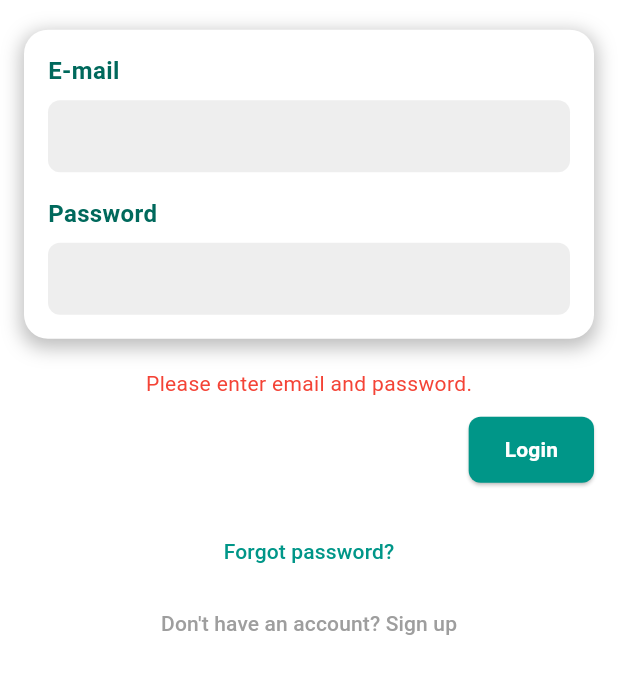
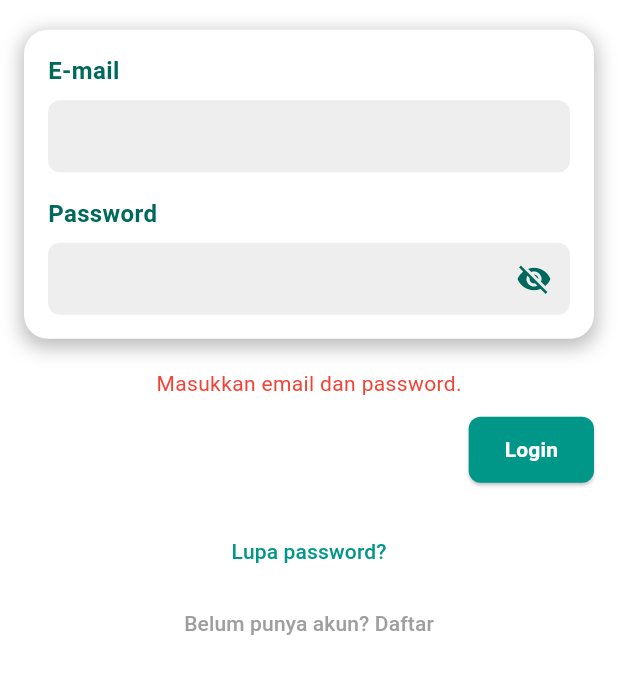
Before and after one commit to FaisalRidho12/apps_mobile, a Flutter app: the screen it shows after launch, after a tap on "Login", on a phone screen of 412 x 824 dp, the part 448-1142 px from its top. Run offline on Flutter 3.47's test engine with Material 3 defaults, Android fonts, the phone set to English and light mode, and no system bars; our stand-ins replace cloud_firestore, firebase_auth, firebase_core, flutter_svg, google_fonts, simple_shadow; missing offline and left inert: flutter_kucingpeduli; accounts and stored records are empty.

Commit message:
login new
ini wes bisa lihat sama ga lihat pw nya xixixiixi

```diff
--- a/lib/pages/login.dart
+++ b/lib/pages/login.dart
@@ -1,7 +1,6 @@
 import 'package:flutter/material.dart';
 import 'package:firebase_auth/firebase_auth.dart';
 import 'signup.dart';
-// Import home.dart (atau sesuai dengan file home screen Anda)
 import 'package:cat_care/beranda/home.dart';
 
 class LoginScreen extends StatefulWidget {
@@ -14,19 +13,20 @@ class _LoginScreenState extends State<LoginScreen> {
   final TextEditingController _emailController = TextEditingController();
   final TextEditingController _passwordController = TextEditingController();
   String? errorMessage;
-  bool _isLoading = false; // Untuk menampilkan indikator muat
+  bool _isLoading = false;
+  bool _obscureText = true;
 
   Future<void> _login() async {
     if (_emailController.text.isEmpty || _passwordController.text.isEmpty) {
       setState(() {
-        errorMessage = "Please enter email and password.";
+        errorMessage = "Masukkan email dan password.";
       });
       return;
     }
 
     setState(() {
-      _isLoading = true; // Menampilkan indikator muat
-      errorMessage = null; // Reset error message
+      _isLoading = true;
+      errorMessage = null;
     });
 
     try {
@@ -36,7 +36,7 @@ class _LoginScreenState extends State<LoginScreen> {
       );
       Navigator.pushReplacement(
         context,
-        MaterialPageRoute(builder: (context) => HomeScreen()), // Ganti dengan HomeScreen Anda
+        MaterialPageRoute(builder: (context) => HomeScreen()),
       );
     } catch (e) {
       setState(() {
@@ -44,7 +44,7 @@ class _LoginScreenState extends State<LoginScreen> {
       });
     } finally {
       setState(() {
-        _isLoading = false; // Menghilangkan indikator muat
+        _isLoading = false;
       });
     }
   }
@@ -52,7 +52,7 @@ class _LoginScreenState extends State<LoginScreen> {
   Future<void> _resetPassword() async {
     if (_emailController.text.isEmpty) {
       setState(() {
-        errorMessage = "Please enter your email to reset password.";
+        errorMessage = "Masukkan email untuk reset password.";
       });
       return;
     }
@@ -60,7 +60,7 @@ class _LoginScreenState extends State<LoginScreen> {
     try {
       await _auth.sendPasswordResetEmail(email: _emailController.text);
       setState(() {
-        errorMessage = "Password reset email sent!";
+        errorMessage = "Email reset password telah dikirim!";
       });
     } catch (e) {
       setState(() {
@@ -90,7 +90,7 @@ class _LoginScreenState extends State<LoginScreen> {
                 ),
                 SizedBox(height: 20),
                 Image.asset(
-                  'assets/images/logo2.png',  // Path ikon hewan
+                  'assets/images/logo2.png',
                   height: 150,
                 ),
                 SizedBox(height: 20),
@@ -153,8 +153,19 @@ class _LoginScreenState extends State<LoginScreen> {
                           decoration: InputDecoration(
                             border: InputBorder.none,
                             contentPadding: EdgeInsets.symmetric(horizontal: 16, vertical: 12),
+                            suffixIcon: IconButton(
+                              icon: Icon(
+                                _obscureText ? Icons.visibility_off : Icons.visibility,
+                                color: Colors.teal[800],
+                              ),
+                              onPressed: () {
+                                setState(() {
+                                  _obscureText = !_obscureText;
+                                });
+                              },
+                            ),
                           ),
-                          obscureText: true,
+                          obscureText: _obscureText,
                         ),
                       ),
                     ],
@@ -170,7 +181,7 @@ class _LoginScreenState extends State<LoginScreen> {
                 Align(
                   alignment: Alignment.centerRight,
                   child: ElevatedButton(
-                    onPressed: _isLoading ? null : _login, // Nonaktifkan jika sedang loading
+                    onPressed: _isLoading ? null : _login,
                     style: ElevatedButton.styleFrom(
                       backgroundColor: Colors.teal,
                       shape: RoundedRectangleBorder(
@@ -179,7 +190,7 @@ class _LoginScreenState extends State<LoginScreen> {
                       padding: EdgeInsets.symmetric(horizontal: 24, vertical: 12),
                     ),
                     child: _isLoading
-                        ? CircularProgressIndicator(color: Colors.white) // Indikator muat
+                        ? CircularProgressIndicator(color: Colors.white)
                         : Text(
                             'Login',
                             style: TextStyle(color: Colors.white, fontWeight: FontWeight.bold),
@@ -190,7 +201,7 @@ class _LoginScreenState extends State<LoginScreen> {
                 TextButton(
                   onPressed: _resetPassword,
                   child: Text(
-                    "Forgot password?",
+                    "Lupa password?",
                     style: TextStyle(color: Colors.teal),
                   ),
                 ),
@@ -202,7 +213,7 @@ class _LoginScreenState extends State<LoginScreen> {
                     );
                   },
                   child: Text(
-                    "Don't have an account? Sign up",
+                    "Belum punya akun? Daftar",
                     style: TextStyle(color: Colors.grey),
                   ),
                 ),
```
